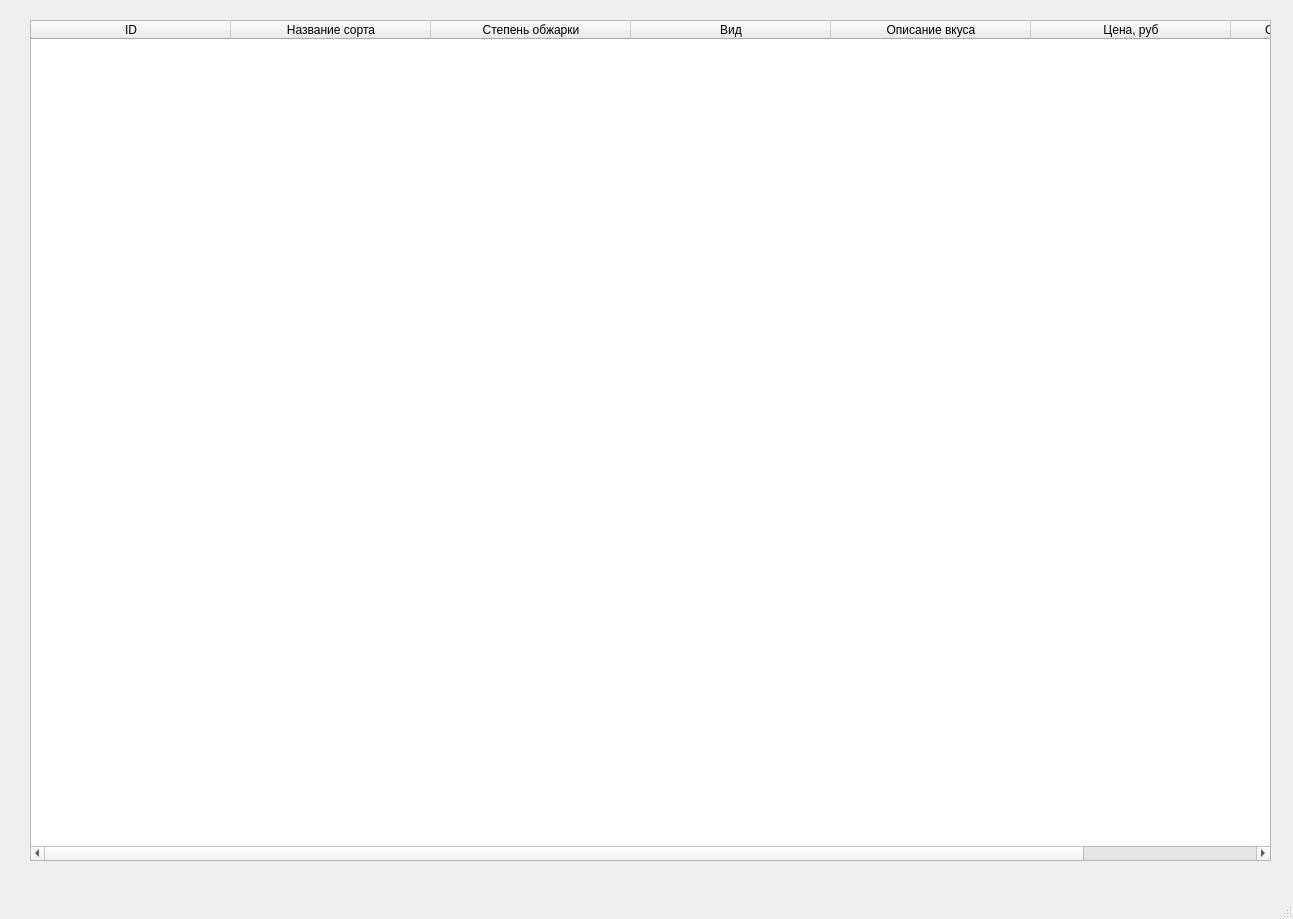
Before: the Qt Designer form main.ui in obich2/espresso, drawn with Qt 5.
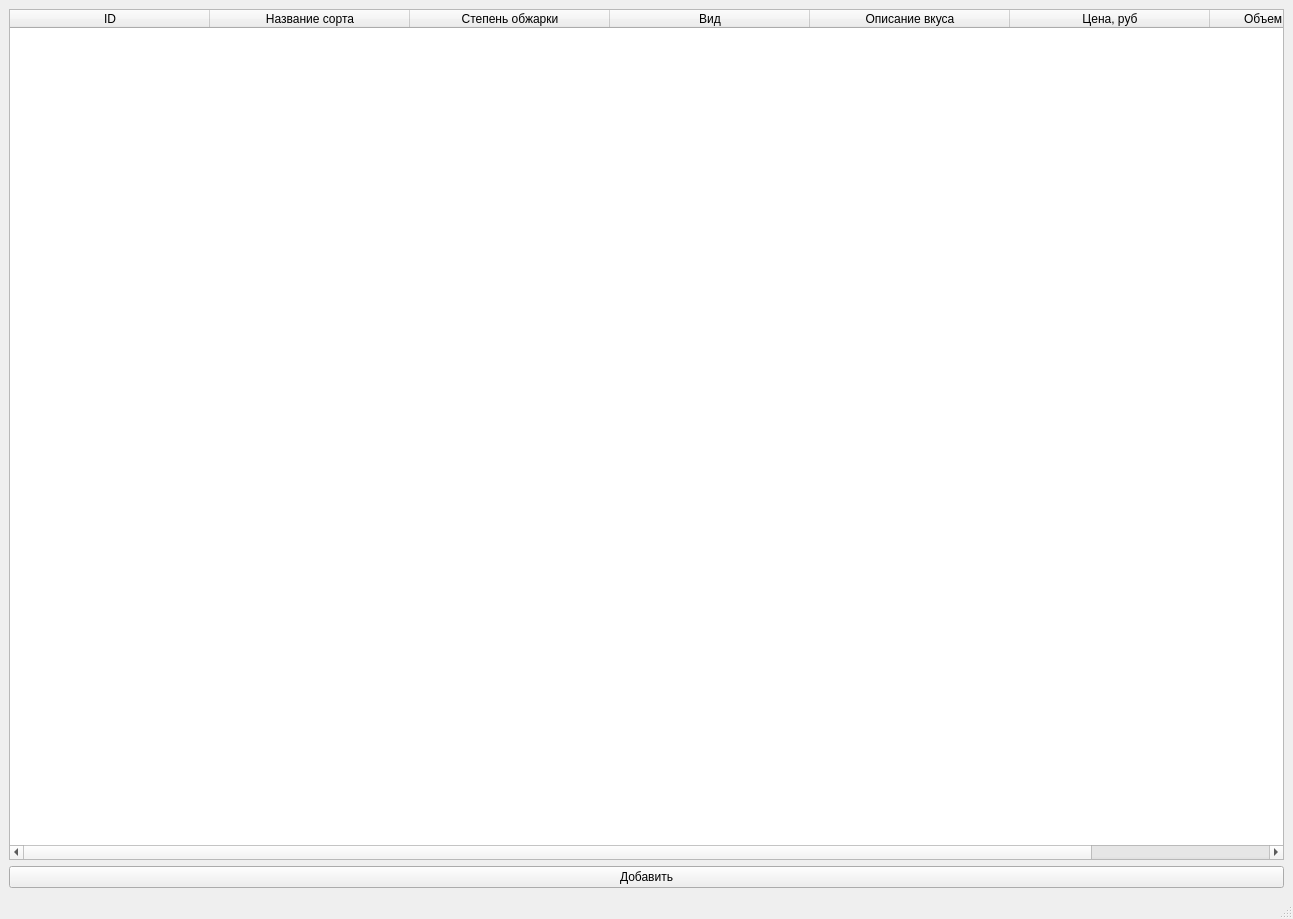
After: the same form once the commit is applied.

Commit message: windows are ok!

What changed in the file:
```diff
--- a/main.ui
+++ b/main.ui
@@ -14,15 +14,11 @@
    <string>Яндекс Бариста</string>
   </property>
   <widget class="QWidget" name="centralwidget">
+   <layout class="QGridLayout" name="gridLayout">
+    <item row="0" column="0">
+     <layout class="QVBoxLayout" name="verticalLayout">
+      <item>
    <widget class="QTableWidget" name="tableWidget">
-    <property name="geometry">
-     <rect>
-      <x>30</x>
-      <y>20</y>
-      <width>1241</width>
-      <height>841</height>
-     </rect>
-    </property>
     <attribute name="horizontalHeaderDefaultSectionSize">
      <number>200</number>
     </attribute>
@@ -65,6 +61,17 @@
      </property>
     </column>
    </widget>
+      </item>
+      <item>
+       <widget class="QPushButton" name="pushButton">
+        <property name="text">
+         <string>Добавить</string>
+        </property>
+       </widget>
+      </item>
+     </layout>
+    </item>
+   </layout>
   </widget>
   <widget class="QMenuBar" name="menubar">
    <property name="geometry">
```
Lines whose indentation alone changed are shown as unchanged. The commit also changes 2 other files.
